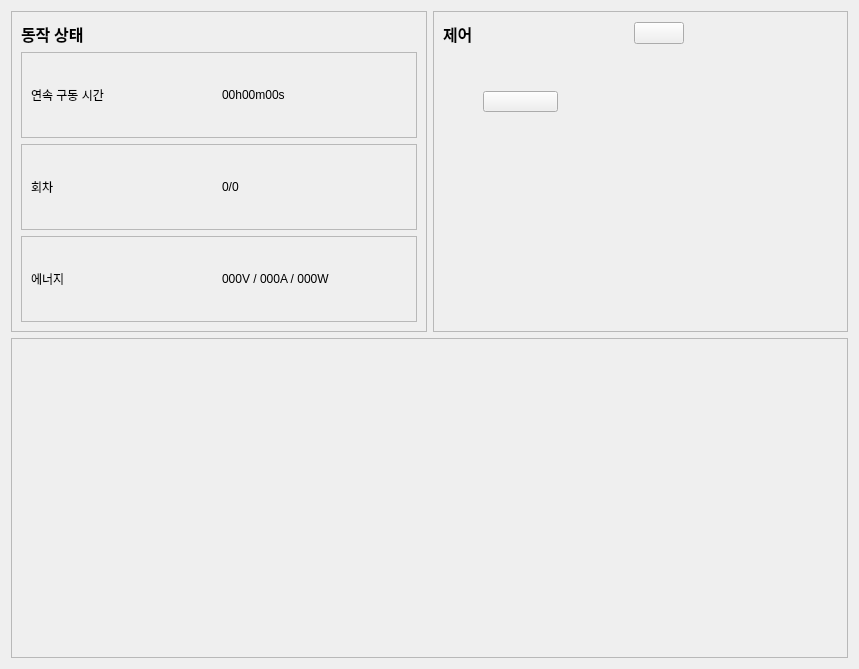
Before: the Qt Designer form src/ui/home_page.ui in minimirror1/remote_gui, drawn with Qt 5.
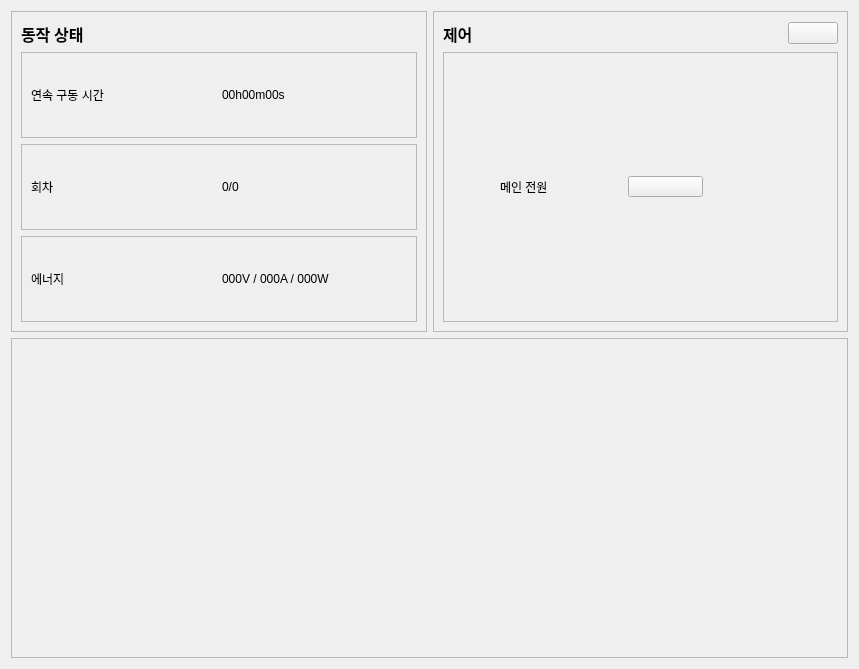
After: the same form once the commit is applied. Icons and pictures are not drawn.

```diff
--- a/src/ui/home_page.ui
+++ b/src/ui/home_page.ui
@@ -134,15 +134,9 @@
        <property name="frameShadow">
         <enum>QFrame::Shadow::Raised</enum>
        </property>
+       <layout class="QVBoxLayout" name="verticalLayout_3">
+        <item>
        <widget class="QWidget" name="widget" native="true">
-        <property name="geometry">
-         <rect>
-          <x>10</x>
-          <y>10</y>
-          <width>241</width>
-          <height>25</height>
-         </rect>
-        </property>
         <property name="maximumSize">
          <size>
           <width>16777215</width>
@@ -211,15 +205,31 @@
          </item>
         </layout>
        </widget>
+        </item>
+        <item>
+         <widget class="QFrame" name="frame_7">
+          <property name="frameShape">
+           <enum>QFrame::Shape::StyledPanel</enum>
+          </property>
+          <property name="frameShadow">
+           <enum>QFrame::Shadow::Raised</enum>
+          </property>
+          <layout class="QHBoxLayout" name="horizontalLayout_6">
+           <item>
+            <widget class="QLabel" name="label_9">
+             <property name="maximumSize">
+              <size>
+               <width>75</width>
+               <height>16777215</height>
+              </size>
+             </property>
+             <property name="text">
+              <string>메인 전원</string>
+             </property>
+            </widget>
+           </item>
+           <item>
        <widget class="QPushButton" name="pushButton_2">
-        <property name="geometry">
-         <rect>
-          <x>50</x>
-          <y>80</y>
-          <width>75</width>
-          <height>21</height>
-         </rect>
-        </property>
         <property name="minimumSize">
          <size>
           <width>75</width>
@@ -262,6 +272,36 @@
          <bool>false</bool>
         </property>
        </widget>
+           </item>
+           <item>
+            <widget class="QLabel" name="label_10">
+             <property name="minimumSize">
+              <size>
+               <width>25</width>
+               <height>25</height>
+              </size>
+             </property>
+             <property name="maximumSize">
+              <size>
+               <width>25</width>
+               <height>25</height>
+              </size>
+             </property>
+             <property name="text">
+              <string/>
+             </property>
+             <property name="pixmap">
+              <pixmap resource="../resources/icons/_icons.qrc">:/font_awesome_solid/icons/user/status_led_y.png</pixmap>
+             </property>
+             <property name="scaledContents">
+              <bool>true</bool>
+             </property>
+            </widget>
+           </item>
+          </layout>
+         </widget>
+        </item>
+       </layout>
       </widget>
      </item>
     </layout>
```
Lines whose indentation alone changed are shown as unchanged.
